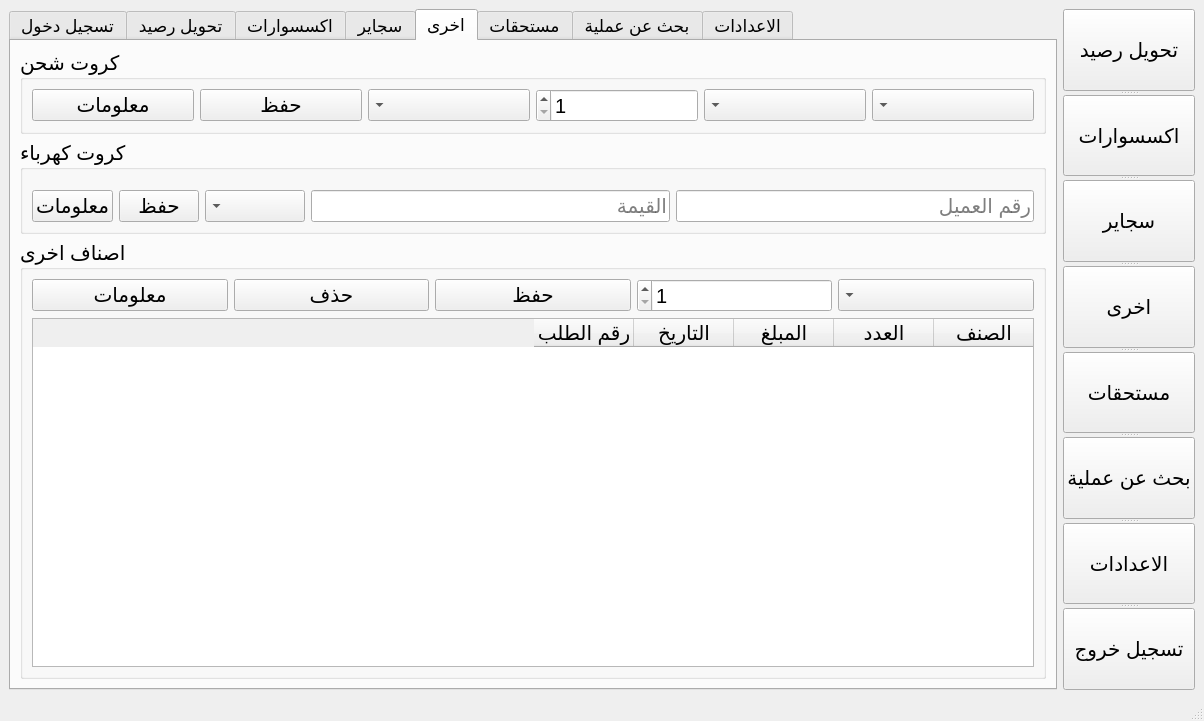
A4E45/central_elgazera, file central_elgazera.ui: the form before one commit.
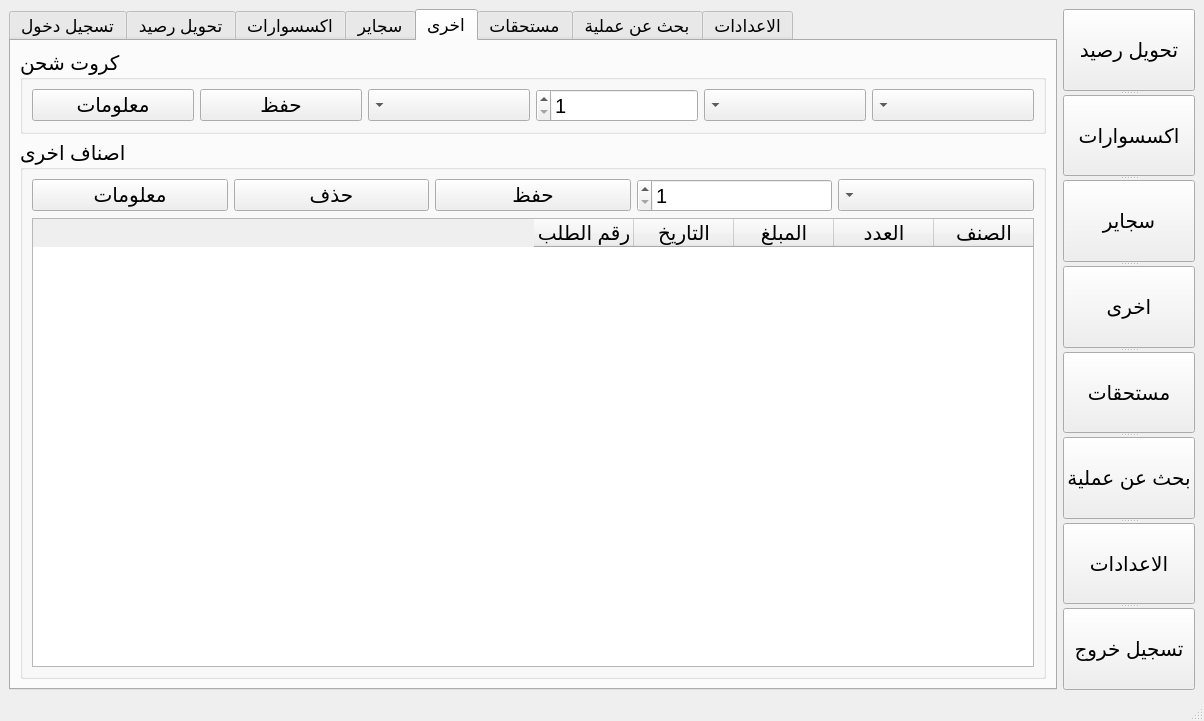
The form after the commit. The open tabs and pages were chosen to show the change. Icons and pictures are not drawn.

Patch:
```diff
--- a/central_elgazera.ui
+++ b/central_elgazera.ui
@@ -2109,93 +2109,6 @@
             </item>
             <item>
              <layout class="QVBoxLayout" name="verticalLayout_13">
-              <item>
-               <widget class="QGroupBox" name="groupBox_2">
-                <property name="font">
-                 <font>
-                  <pointsize>15</pointsize>
-                 </font>
-                </property>
-                <property name="title">
-                 <string>كروت كهرباء</string>
-                </property>
-                <layout class="QVBoxLayout" name="verticalLayout_12">
-                 <property name="topMargin">
-                  <number>20</number>
-                 </property>
-                 <item>
-                  <layout class="QHBoxLayout" name="horizontalLayout_5">
-                   <item>
-                    <widget class="QPushButton" name="pushButton_17">
-                     <property name="font">
-                      <font>
-                       <pointsize>15</pointsize>
-                      </font>
-                     </property>
-                     <property name="text">
-                      <string>معلومات</string>
-                     </property>
-                    </widget>
-                   </item>
-                   <item>
-                    <widget class="QPushButton" name="pushButton_18">
-                     <property name="font">
-                      <font>
-                       <pointsize>15</pointsize>
-                      </font>
-                     </property>
-                     <property name="text">
-                      <string>حفظ</string>
-                     </property>
-                    </widget>
-                   </item>
-                   <item>
-                    <widget class="QComboBox" name="comboBox_9">
-                     <property name="font">
-                      <font>
-                       <pointsize>15</pointsize>
-                      </font>
-                     </property>
-                     <property name="layoutDirection">
-                      <enum>Qt::RightToLeft</enum>
-                     </property>
-                    </widget>
-                   </item>
-                   <item>
-                    <widget class="QLineEdit" name="lineEdit_3">
-                     <property name="font">
-                      <font>
-                       <pointsize>15</pointsize>
-                      </font>
-                     </property>
-                     <property name="layoutDirection">
-                      <enum>Qt::RightToLeft</enum>
-                     </property>
-                     <property name="text">
-                      <string/>
-                     </property>
-                     <property name="placeholderText">
-                      <string>القيمة</string>
-                     </property>
-                    </widget>
-                   </item>
-                   <item>
-                    <widget class="QLineEdit" name="lineEdit_9">
-                     <property name="font">
-                      <font>
-                       <pointsize>15</pointsize>
-                      </font>
-                     </property>
-                     <property name="placeholderText">
-                      <string>رقم العميل</string>
-                     </property>
-                    </widget>
-                   </item>
-                  </layout>
-                 </item>
-                </layout>
-               </widget>
-              </item>
               <item>
                <widget class="QGroupBox" name="groupBox_3">
                 <property name="font">
```
Left out of the diff: 7 changed lines with no effect on the pictures.
